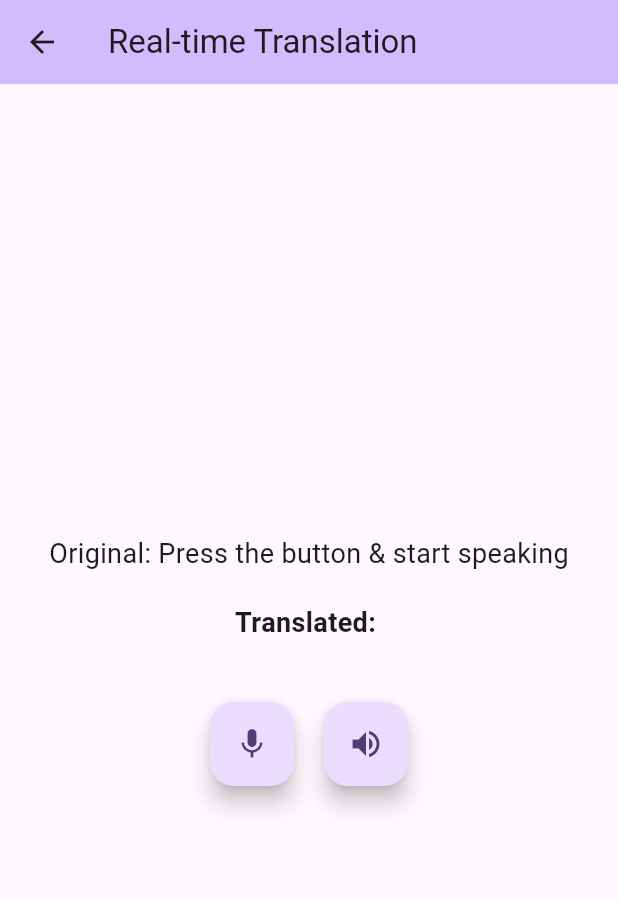
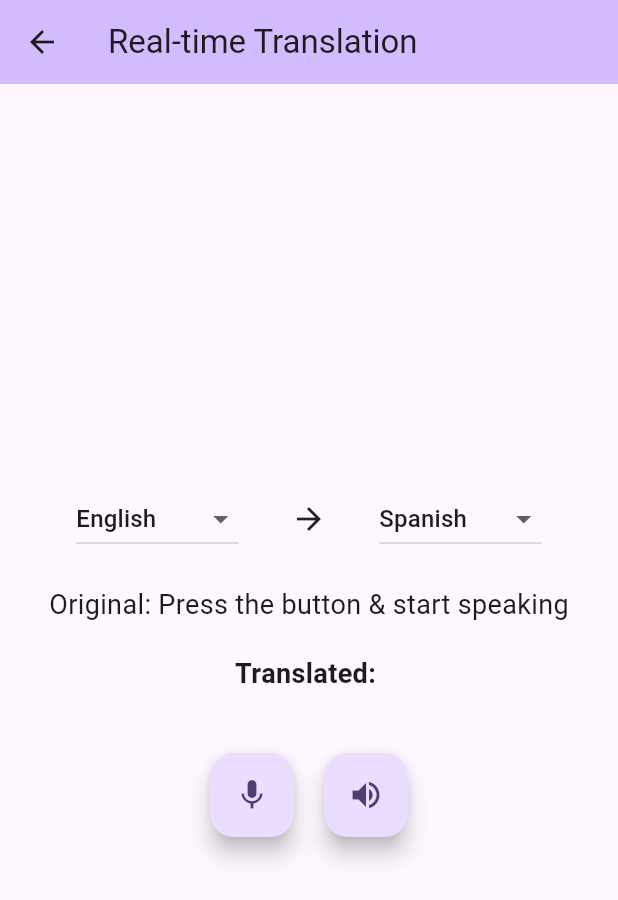
Before and after one commit to g4stlyx/ai_super_app, a Flutter app: the TranslationScreen screen opened directly, on a phone screen of 412 x 824 dp. Shown: the top 900 px of the screen. Run offline on Flutter 3.47's test engine with Material 3 defaults, Android fonts, the phone set to English and light mode, and no system bars; our stand-ins replace flutter_dotenv, flutter_tts, image_picker, permission_handler, speech_to_text; missing offline and left inert: google_mlkit_image_labeling, translator.

Commit message:
language option in translation screen

```diff
--- a/lib/screens/translation_screen.dart
+++ b/lib/screens/translation_screen.dart
@@ -18,6 +18,22 @@ class _TranslationScreenState extends State<TranslationScreen> {
   String _translatedText = "";
   bool _isLoading = false;
   bool _isInitialized = false;
+  String _sourceLanguage = 'en';
+  String _targetLanguage = 'es';
+
+  final Map<String, String> _languages = {
+    'tr': 'Turkish',
+    'en': 'English',
+    'es': 'Spanish',
+    'fr': 'French',
+    'de': 'German',
+    'it': 'Italian',
+    'pt': 'Portuguese',
+    'ru': 'Russian',
+    'zh': 'Chinese',
+    'ja': 'Japanese',
+    'ko': 'Korean',
+  };
 
   @override
   void initState() {
@@ -94,7 +110,11 @@ class _TranslationScreenState extends State<TranslationScreen> {
   Future<void> _translateText(String text) async {
     setState(() => _isLoading = true);
     try {
-      final translatedText = await _translationService.translateText(text, 'es');
+      final translatedText = await _translationService.translateText(
+        text,
+        _sourceLanguage,
+        _targetLanguage,
+      );
       setState(() => _translatedText = translatedText);
     } catch (e) {
       ScaffoldMessenger.of(context).showSnackBar(
@@ -107,7 +127,9 @@ class _TranslationScreenState extends State<TranslationScreen> {
 
   Future<void> _speak() async {
     try {
-      await _translationService.speak(_translatedText, 'es-ES');
+      // Map language codes to TTS format
+      final ttsLanguage = '$_targetLanguage-${_targetLanguage.toUpperCase()}';
+      await _translationService.speak(_translatedText, ttsLanguage);
     } catch (e) {
       ScaffoldMessenger.of(context).showSnackBar(
         SnackBar(content: Text('Speech error: $e')),
@@ -127,6 +149,47 @@ class _TranslationScreenState extends State<TranslationScreen> {
         child: Column(
           mainAxisAlignment: MainAxisAlignment.center,
           children: [
+            Row(
+              mainAxisAlignment: MainAxisAlignment.spaceEvenly,
+              children: [
+                DropdownButton<String>(
+                  value: _sourceLanguage,
+                  items: _languages.entries.map((entry) {
+                    return DropdownMenuItem(
+                      value: entry.key,
+                      child: Text(entry.value),
+                    );
+                  }).toList(),
+                  onChanged: (String? value) {
+                    if (value != null) {
+                      setState(() => _sourceLanguage = value);
+                      if (_originalText != "Press the button & start speaking") {
+                        _translateText(_originalText);
+                      }
+                    }
+                  },
+                ),
+                const Icon(Icons.arrow_forward),
+                DropdownButton<String>(
+                  value: _targetLanguage,
+                  items: _languages.entries.map((entry) {
+                    return DropdownMenuItem(
+                      value: entry.key,
+                      child: Text(entry.value),
+                    );
+                  }).toList(),
+                  onChanged: (String? value) {
+                    if (value != null) {
+                      setState(() => _targetLanguage = value);
+                      if (_originalText != "Press the button & start speaking") {
+                        _translateText(_originalText);
+                      }
+                    }
+                  },
+                ),
+              ],
+            ),
+            const SizedBox(height: 20),
             Text(
               "Original: $_originalText",
               style: const TextStyle(fontSize: 18),
--- a/lib/services/translation_service.dart
+++ b/lib/services/translation_service.dart
@@ -43,13 +43,13 @@ class TranslationService {
     }
   }
 
-  Future<String> translateText(String text, String targetLanguage) async {
+  Future<String> translateText(String text, String sourceLanguage, String targetLanguage) async {
     if (text.isEmpty) return '';
 
     try {
       final translation = await _translator.translate(
         text,
-        from: 'en',
+        from: sourceLanguage,
         to: targetLanguage,
       );
       return translation.text;
```
